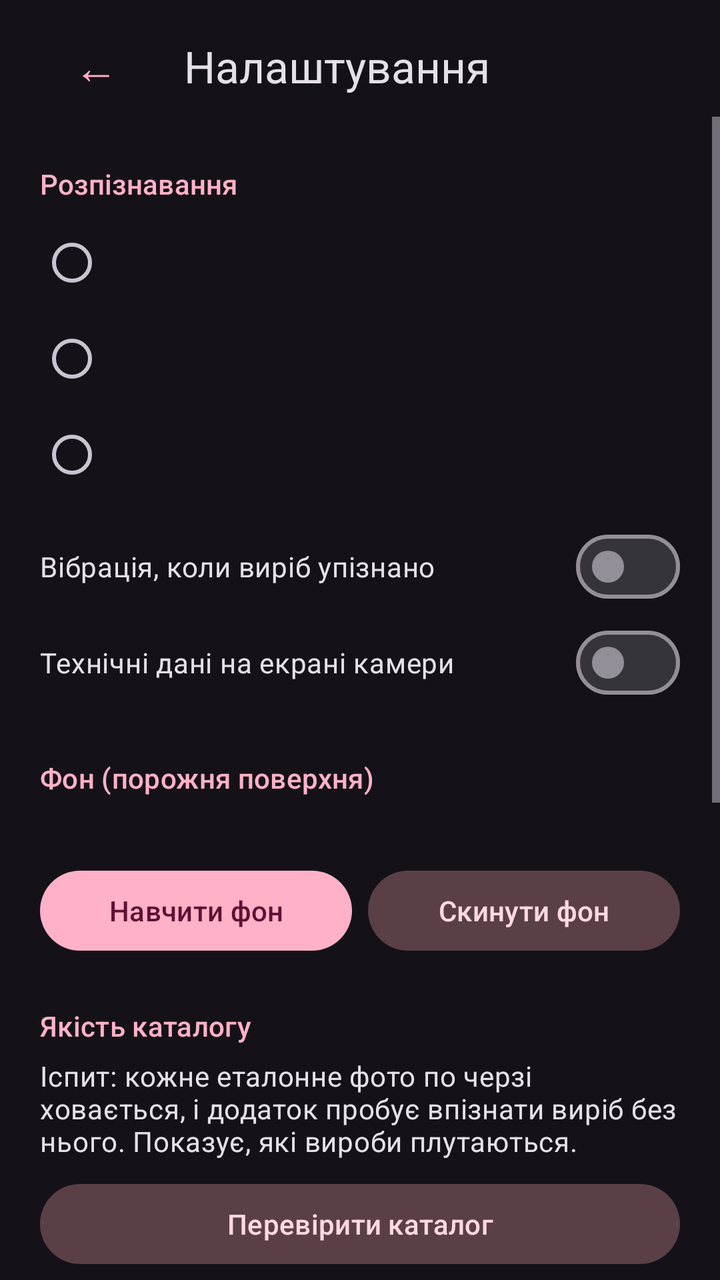
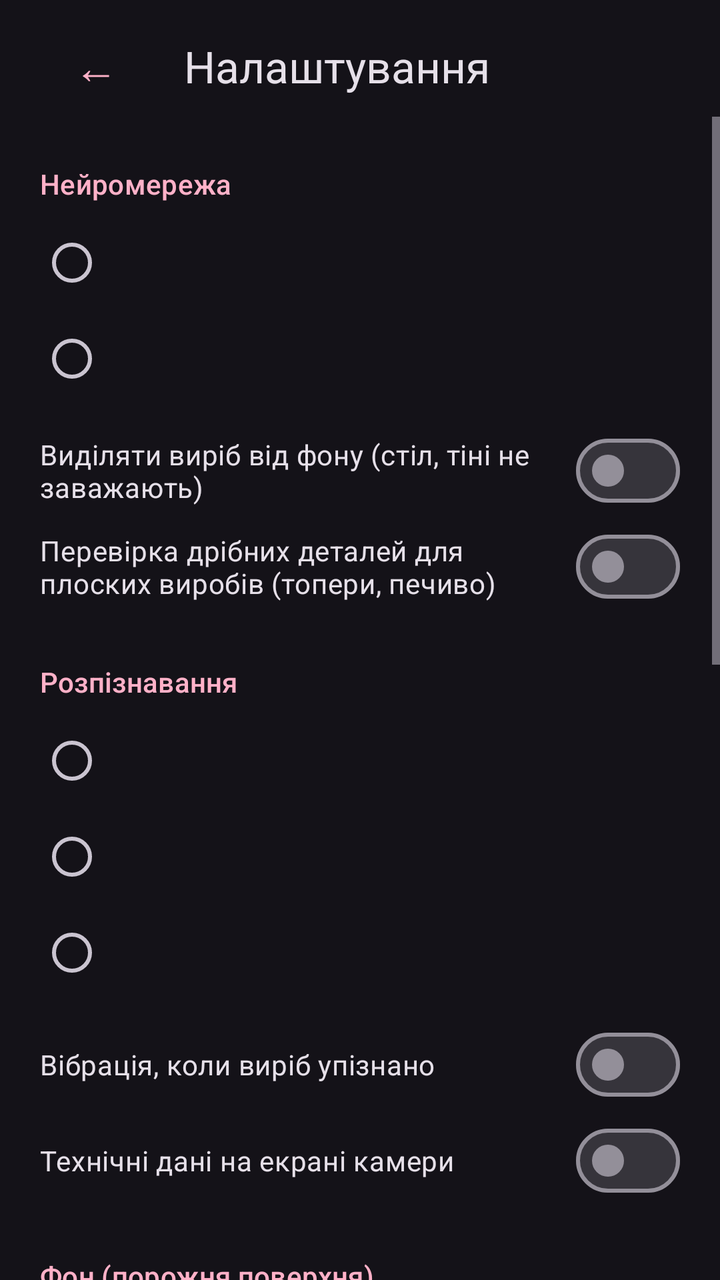

Compare the two renders of this Android layout. The source of the first and the diff that turns it into the second are given below.
<!-- AndroidManifest.xml: application theme Theme.Konditer -->
<!-- res/layout/activity_settings.xml -->
<?xml version="1.0" encoding="utf-8"?>
<LinearLayout xmlns:android="http://schemas.android.com/apk/res/android"
    android:layout_width="match_parent"
    android:layout_height="match_parent"
    android:background="?android:attr/colorBackground"
    android:orientation="vertical">

    <LinearLayout
        android:layout_width="match_parent"
        android:layout_height="wrap_content"
        android:gravity="center_vertical"
        android:orientation="horizontal"
        android:paddingStart="4dp"
        android:paddingTop="8dp">

        <com.google.android.material.button.MaterialButton
            android:id="@+id/btnBack"
            style="@style/Widget.Material3.Button.TextButton"
            android:layout_width="wrap_content"
            android:layout_height="wrap_content"
            android:contentDescription="Назад"
            android:text="←"
            android:textSize="22sp" />

        <TextView
            android:layout_width="wrap_content"
            android:layout_height="wrap_content"
            android:text="Налаштування"
            android:textAppearance="@style/TextAppearance.Material3.TitleLarge" />
    </LinearLayout>

    <ScrollView
        android:layout_width="match_parent"
        android:layout_height="0dp"
        android:layout_weight="1">

        <LinearLayout
            android:layout_width="match_parent"
            android:layout_height="wrap_content"
            android:orientation="vertical"
            android:paddingStart="20dp"
            android:paddingEnd="20dp"
            android:paddingBottom="24dp">

            
            <TextView style="@style/SettingsHeader" android:text="Розпізнавання" />

            <RadioGroup
                android:id="@+id/groupSensitivity"
                android:layout_width="match_parent"
                android:layout_height="wrap_content">

                <com.google.android.material.radiobutton.MaterialRadioButton
                    android:id="@+id/sensStrict"
                    android:layout_width="match_parent"
                    android:layout_height="wrap_content" />

                <com.google.android.material.radiobutton.MaterialRadioButton
                    android:id="@+id/sensNormal"
                    android:layout_width="match_parent"
                    android:layout_height="wrap_content" />

                <com.google.android.material.radiobutton.MaterialRadioButton
                    android:id="@+id/sensSoft"
                    android:layout_width="match_parent"
                    android:layout_height="wrap_content" />
            </RadioGroup>

            <com.google.android.material.materialswitch.MaterialSwitch
                android:id="@+id/switchVibrate"
                android:layout_width="match_parent"
                android:layout_height="wrap_content"
                android:layout_marginTop="8dp"
                android:text="Вібрація, коли виріб упізнано" />

            <com.google.android.material.materialswitch.MaterialSwitch
                android:id="@+id/switchDebug"
                android:layout_width="match_parent"
                android:layout_height="wrap_content"
                android:text="Технічні дані на екрані камери" />

            
            <TextView style="@style/SettingsHeader" android:text="Фон (порожня поверхня)" />

            <TextView
                android:id="@+id/txtBg"
                android:layout_width="match_parent"
                android:layout_height="wrap_content"
                android:textAppearance="@style/TextAppearance.Material3.BodyMedium" />

            <LinearLayout
                android:layout_width="match_parent"
                android:layout_height="wrap_content"
                android:layout_marginTop="8dp"
                android:orientation="horizontal">

                <com.google.android.material.button.MaterialButton
                    android:id="@+id/btnTrainBg"
                    android:layout_width="0dp"
                    android:layout_height="wrap_content"
                    android:layout_marginEnd="8dp"
                    android:layout_weight="1"
                    android:text="Навчити фон" />

                <com.google.android.material.button.MaterialButton
                    android:id="@+id/btnClearBg"
                    style="@style/Widget.Material3.Button.TonalButton"
                    android:layout_width="0dp"
                    android:layout_height="wrap_content"
                    android:layout_weight="1"
                    android:text="Скинути фон" />
            </LinearLayout>

            
            <TextView style="@style/SettingsHeader" android:text="Якість каталогу" />

            <TextView
                android:layout_width="match_parent"
                android:layout_height="wrap_content"
                android:text="Іспит: кожне еталонне фото по черзі ховається, і додаток пробує впізнати виріб без нього. Показує, які вироби плутаються."
                android:textAppearance="@style/TextAppearance.Material3.BodyMedium" />

            <com.google.android.material.button.MaterialButton
                android:id="@+id/btnCheck"
                style="@style/Widget.Material3.Button.TonalButton"
                android:layout_width="match_parent"
                android:layout_height="wrap_content"
                android:layout_marginTop="8dp"
                android:text="Перевірити каталог" />

            <TextView
                android:id="@+id/txtCheck"
                android:layout_width="match_parent"
                android:layout_height="wrap_content"
                android:layout_marginTop="6dp"
                android:textAppearance="@style/TextAppearance.Material3.BodyMedium"
                android:visibility="gone" />

            
            <TextView style="@style/SettingsHeader" android:text="Дані" />

            <TextView
                android:id="@+id/txtStats"
                android:layout_width="match_parent"
                android:layout_height="wrap_content"
                android:textAppearance="@style/TextAppearance.Material3.BodyMedium" />

            <com.google.android.material.button.MaterialButton
                android:id="@+id/btnExport"
                style="@style/Widget.Material3.Button.TonalButton"
                android:layout_width="match_parent"
                android:layout_height="wrap_content"
                android:layout_marginTop="8dp"
                android:text="Зберегти копію каталогу (.zip)" />

            <com.google.android.material.button.MaterialButton
                android:id="@+id/btnImport"
                style="@style/Widget.Material3.Button.TonalButton"
                android:layout_width="match_parent"
                android:layout_height="wrap_content"
                android:text="Завантажити каталог з копії" />

            <com.google.android.material.button.MaterialButton
                android:id="@+id/btnReindex"
                style="@style/Widget.Material3.Button.TextButton"
                android:layout_width="match_parent"
                android:layout_height="wrap_content"
                android:text="Перерахувати всі еталони" />

            
            <TextView style="@style/SettingsHeader" android:text="Журнал помилок" />

            <TextView
                android:id="@+id/txtLog"
                android:layout_width="match_parent"
                android:layout_height="wrap_content"
                android:textAppearance="@style/TextAppearance.Material3.BodyMedium" />

            <LinearLayout
                android:layout_width="match_parent"
                android:layout_height="wrap_content"
                android:layout_marginTop="8dp"
                android:orientation="horizontal">

                <com.google.android.material.button.MaterialButton
                    android:id="@+id/btnShareLog"
                    style="@style/Widget.Material3.Button.TonalButton"
                    android:layout_width="0dp"
                    android:layout_height="wrap_content"
                    android:layout_marginEnd="8dp"
                    android:layout_weight="1"
                    android:text="Надіслати" />

                <com.google.android.material.button.MaterialButton
                    android:id="@+id/btnClearLog"
                    style="@style/Widget.Material3.Button.TextButton"
                    android:layout_width="0dp"
                    android:layout_height="wrap_content"
                    android:layout_weight="1"
                    android:text="Очистити" />
            </LinearLayout>

            <TextView
                android:id="@+id/txtVersion"
                android:layout_width="match_parent"
                android:layout_height="wrap_content"
                android:layout_marginTop="24dp"
                android:alpha="0.6"
                android:gravity="center"
                android:textAppearance="@style/TextAppearance.Material3.BodySmall" />
        </LinearLayout>
    </ScrollView>
</LinearLayout>
<!-- resources referenced by this layout -->
<resources>
  <style name="SettingsHeader">
          <item name="android:layout_width">match_parent</item>
          <item name="android:layout_height">wrap_content</item>
          <item name="android:layout_marginTop">24dp</item>
          <item name="android:layout_marginBottom">6dp</item>
          <item name="android:textAppearance">@style/TextAppearance.Material3.TitleSmall</item>
          <item name="android:textColor">?attr/colorPrimary</item>
      </style>
  <style name="Theme.Konditer" parent="Theme.Material3.Dark.NoActionBar">
          <item name="colorPrimary">#FFB1C8</item>
          <item name="colorOnPrimary">#5E1133</item>
          <item name="colorPrimaryContainer">#7B2949</item>
          <item name="colorOnPrimaryContainer">#FFD9E2</item>
          <item name="colorSecondaryContainer">#5A3F47</item>
          <item name="colorOnSecondaryContainer">#FFD9E2</item>
      </style>
</resources>

<!-- the commit's change to res/layout/activity_settings.xml (unified diff, before → after) -->
@@ -43,6 +43,38 @@
             android:paddingBottom="24dp">
 
             
+            <TextView style="@style/SettingsHeader" android:text="Нейромережа" />
+
+            <RadioGroup
+                android:id="@+id/groupModel"
+                android:layout_width="match_parent"
+                android:layout_height="wrap_content">
+
+                <com.google.android.material.radiobutton.MaterialRadioButton
+                    android:id="@+id/modelAccurate"
+                    android:layout_width="match_parent"
+                    android:layout_height="wrap_content" />
+
+                <com.google.android.material.radiobutton.MaterialRadioButton
+                    android:id="@+id/modelFast"
+                    android:layout_width="match_parent"
+                    android:layout_height="wrap_content" />
+            </RadioGroup>
+
+            <com.google.android.material.materialswitch.MaterialSwitch
+                android:id="@+id/switchIsolate"
+                android:layout_width="match_parent"
+                android:layout_height="wrap_content"
+                android:layout_marginTop="8dp"
+                android:text="Виділяти виріб від фону (стіл, тіні не заважають)" />
+
+            <com.google.android.material.materialswitch.MaterialSwitch
+                android:id="@+id/switchOrb"
+                android:layout_width="match_parent"
+                android:layout_height="wrap_content"
+                android:text="Перевірка дрібних деталей для плоских виробів (топери, печиво)" />
+
+            
             <TextView style="@style/SettingsHeader" android:text="Розпізнавання" />
 
             <RadioGroup
